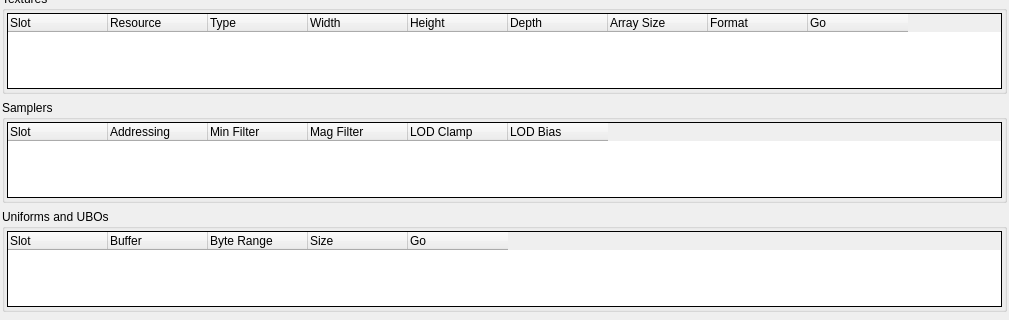
First picture: the form in qrenderdoc/Windows/PipelineState/GLPipelineStateViewer.ui, repository baldurk/renderdoc, before the edit; both pictures show x 0 to 1009 and y 174 to 494 of the 1009 by 706 pixel window.
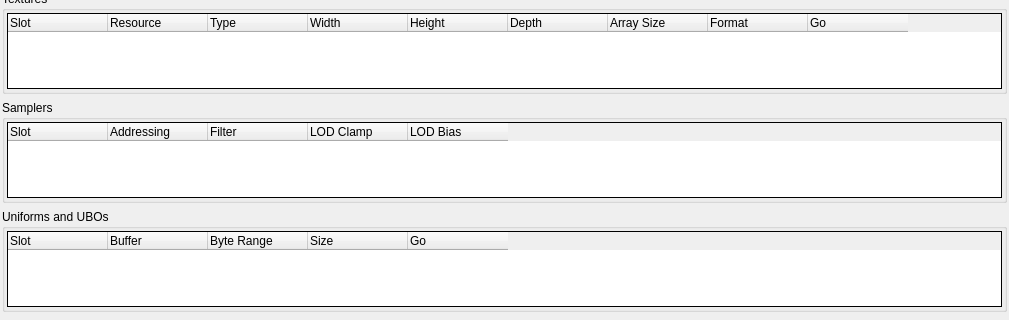
Second picture: the form after the edit. The open tabs and pages were chosen to show the change. Icons and pictures are not drawn. Custom widgets are drawn as their Qt base class.

Commit message:
Refactor pipeline states to expose opaque string properties as enums.
* Things like addressing modes, stencil operations, and other things the
  UI didn't need to know about previously were only exposed as string
  values to be passed through and displayed.
* Now we describe these with enums so the API can be properly
  introspected and used by consumers that might want to know the actual
  values of these states.

What changed in the file:
```diff
--- a/qrenderdoc/Windows/PipelineState/GLPipelineStateViewer.ui
+++ b/qrenderdoc/Windows/PipelineState/GLPipelineStateViewer.ui
@@ -821,12 +821,7 @@
             </column>
             <column>
              <property name="text">
-              <string>Min Filter</string>
-             </property>
-            </column>
-            <column>
-             <property name="text">
-              <string>Mag Filter</string>
+              <string>Filter</string>
              </property>
             </column>
             <column>
```
Left out of the diff: 35 changed lines with no effect on the pictures. The commit also changes 36 other files.
